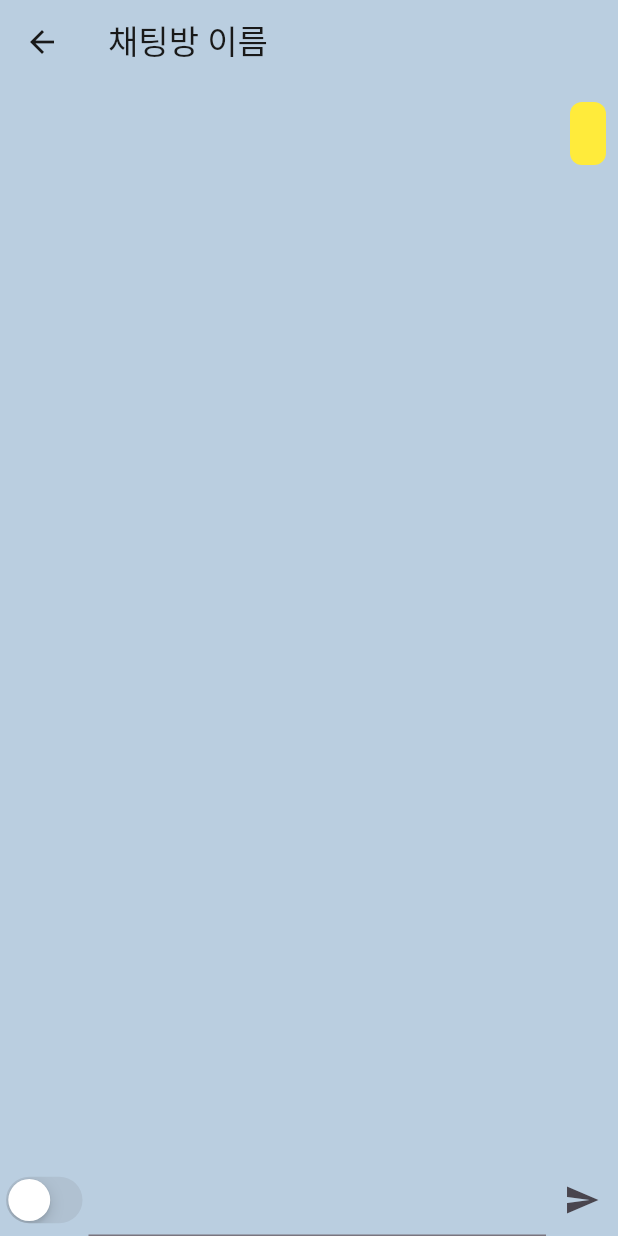
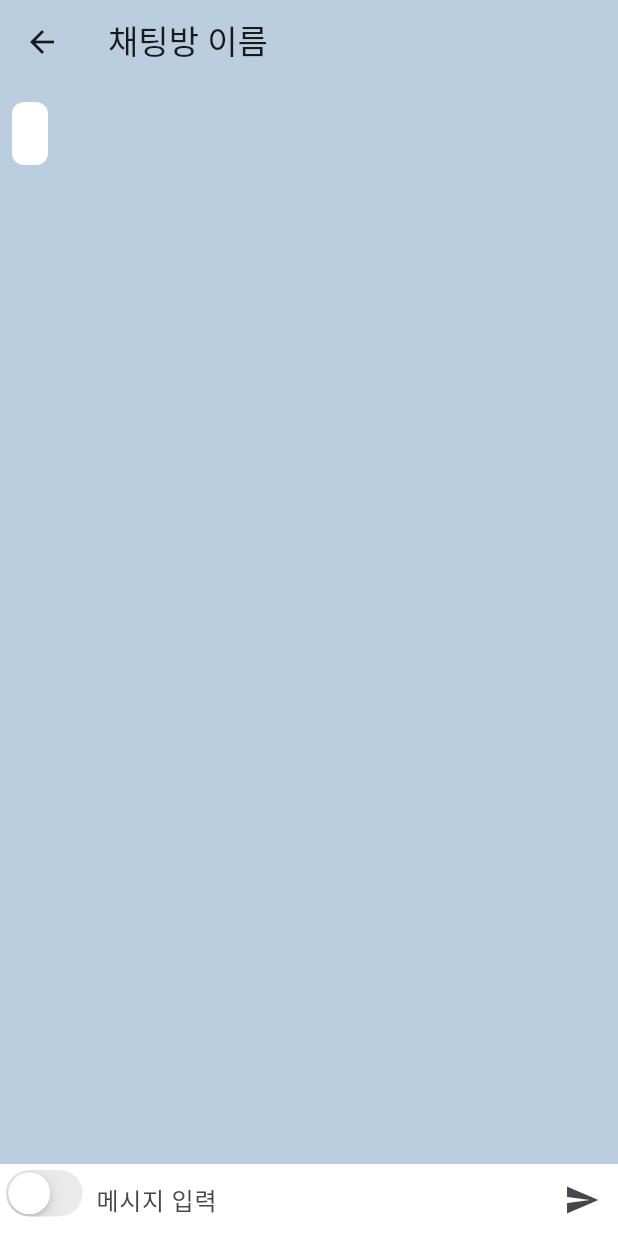
Before and after one commit to junni01kim/KakaoTalk_Chatbot_by_Flutter, a Flutter app: the ChatRoom screen opened directly, after a tap on the "send" icon, on a phone screen of 412 x 824 dp. Run offline on Flutter 3.47's test engine with Material 3 defaults, Android fonts, the phone set to English and light mode, and no system bars.

Commit message:
텍스트 필드 디자인 수정

```diff
--- a/lib/chat_room/writing_field.dart
+++ b/lib/chat_room/writing_field.dart
@@ -19,7 +19,11 @@ class _WritingField extends State<WritingField> {
 
   @override
   Widget build(BuildContext context) {
-    return Row(
+    return Container(
+      color: Colors.white,
+      child:  Row(
+        crossAxisAlignment: CrossAxisAlignment.start,
+        spacing: 5,
         children: [
           CupertinoSwitch(
             value: _isChecked,
@@ -30,18 +34,27 @@ class _WritingField extends State<WritingField> {
             },
           ),
           Expanded(
-            child: TextField( controller: textFieldController,)
+            child: TextField(
+              controller: textFieldController,
+              decoration: InputDecoration(
+                border: InputBorder.none, // 하단 보라색 라인 제거
+                hintText: "메시지 입력",
+              ),
+              minLines: 1,
+              maxLines: 13,
+            )
           ),
           IconButton(
             icon: Icon(Icons.send),
             onPressed: (){
-            !_isChecked
+              !_isChecked && textFieldController.text != ""
                   ? widget.addChat(Chat(User.ME, textFieldController.text))
                   : widget.addChat(Chat(User.YOU, textFieldController.text));
               textFieldController.text = "";
             },
           )
         ],
+      )
     );
   }
 
```
Lines whose indentation alone changed are shown as unchanged.
